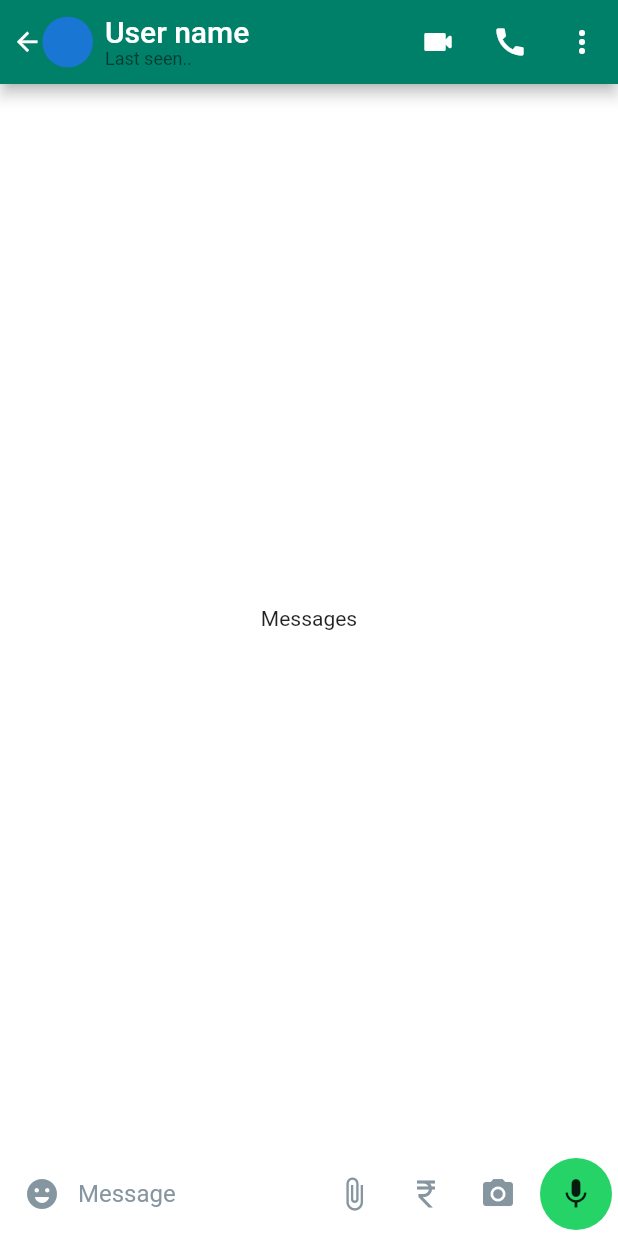
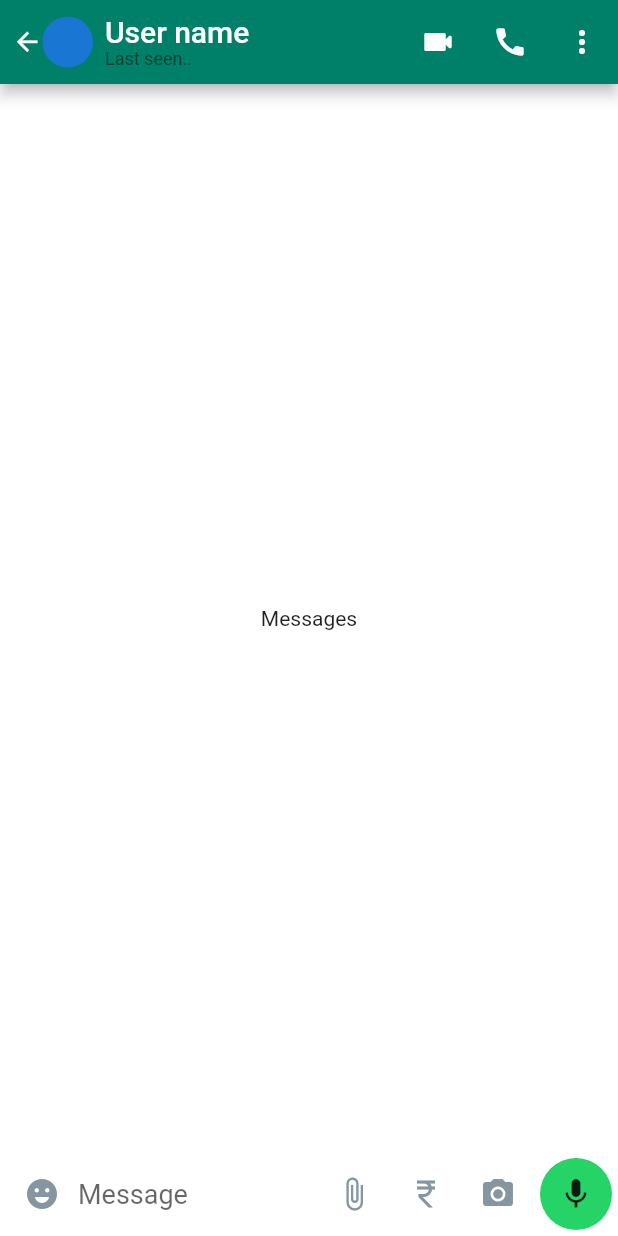
Before and after one commit to albinpk/flutter-whatsapp-clone, a Flutter app: the ChatScreen screen opened directly, on a phone screen of 412 x 824 dp. Run offline on Flutter 3.47's test engine with Material 2 defaults, Android fonts, the phone set to English and light mode, and no system bars.

Commit message:
refactor(whatsapp): create text field in ChatScreen

```diff
--- a/000-whatsapp/lib/features/chats/presentation/widgets/chat_screen_input_area.dart
+++ b/000-whatsapp/lib/features/chats/presentation/widgets/chat_screen_input_area.dart
@@ -29,18 +29,7 @@ class ChatScreenInputArea extends StatelessWidget {
                           onPressed: () {},
                           icon: const Icon(Icons.emoji_emotions_rounded),
                         ),
-                        Expanded(
-                          child: Text(
-                            'Message',
-                            style: Theme.of(context)
-                                .textTheme
-                                .titleMedium!
-                                .copyWith(
-                                  color: CustomColors.of(context)
-                                      .chatsListTileIcon,
-                                ),
-                          ),
-                        ),
+                        const Expanded(child: _InputField()),
                         IconButton(
                           onPressed: () {},
                           icon: const Icon(Icons.attach_file),
@@ -75,3 +64,23 @@ class ChatScreenInputArea extends StatelessWidget {
     );
   }
 }
+
+class _InputField extends StatelessWidget {
+  const _InputField({Key? key}) : super(key: key);
+
+  @override
+  Widget build(BuildContext context) {
+    return TextField(
+      style: Theme.of(context).textTheme.titleMedium!.copyWith(
+            color: Colors.white,
+            fontSize: 18,
+          ),
+      textCapitalization: TextCapitalization.sentences,
+      decoration: const InputDecoration(
+        hintText: 'Message',
+        border: InputBorder.none,
+      ),
+      cursorColor: CustomColors.of(context).chatsListTileBadge,
+    );
+  }
+}
```
